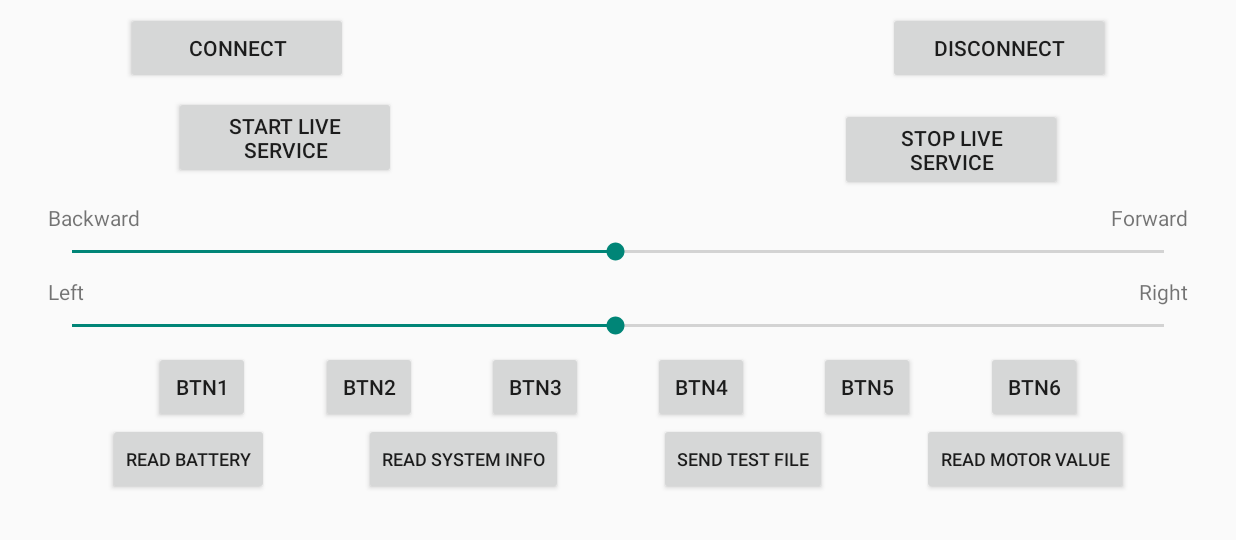
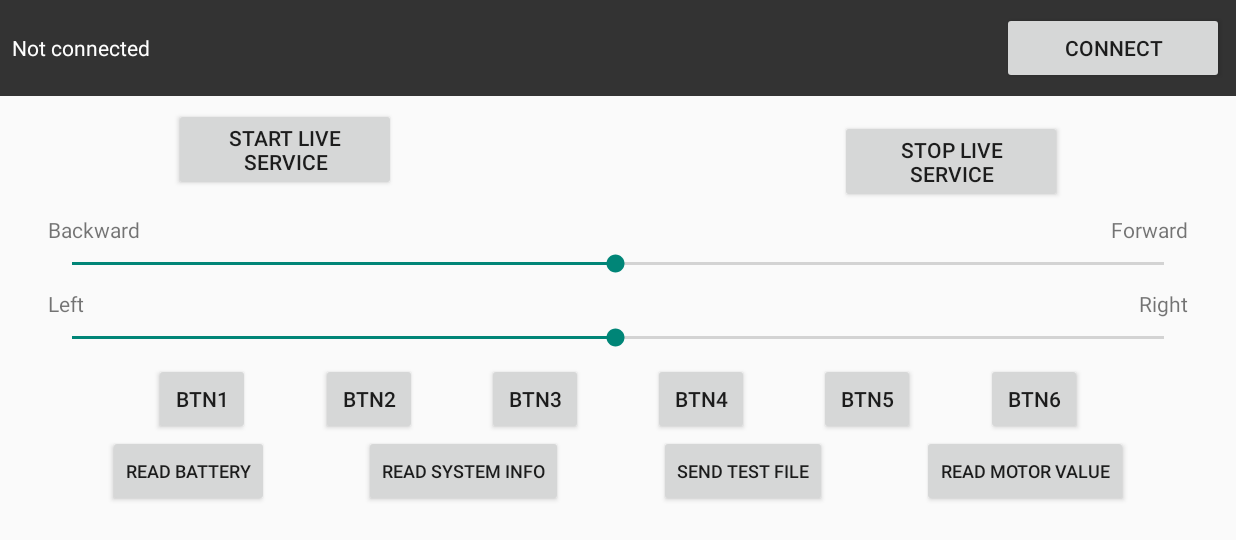
Before and after one commit to RevolutionRobotics/RevolutionRoboticsBluetoothAndroid, an Android app: the screen it shows after launch (ExampleActivity), on a phone screen of 824 x 412 dp (held sideways). Shown: the top 540 px of the screen. Run offline under Robolectric (Android 15) with nearby library versions, the phone set to English and light mode, and no system bars.

Commit message:
Created connect dialog for test app

```diff
--- a/app/build.gradle
+++ b/app/build.gradle
@@ -25,6 +25,7 @@ dependencies {
     implementation"org.jetbrains.kotlin:kotlin-stdlib-jdk7:$kotlin_version"
     implementation "androidx.constraintlayout:constraintlayout:1.1.3"
     implementation "androidx.appcompat:appcompat:1.1.0"
+    implementation 'com.android.support:recyclerview-v7:28.0.0'
     implementation "androidx.core:core-ktx:1.1.0"
     testImplementation 'junit:junit:4.12'
     androidTestImplementation 'androidx.test:runner:1.1.1'
--- a/app/src/main/AndroidManifest.xml
+++ b/app/src/main/AndroidManifest.xml
@@ -9,7 +9,7 @@
                  android:label="@string/app_name"
                  android:icon="@mipmap/ic_launcher"
                  android:roundIcon="@mipmap/ic_launcher_round"
-                 android:theme="@android:style/Theme.Material.Light.NoActionBar"
+                 android:theme="@style/Theme.AppCompat.Light.NoActionBar"
                  android:supportsRtl="true">
 
         <activity android:name=".ExampleActivity" android:screenOrientation="landscape">
--- a/app/src/main/java/org/revolutionrobotics/robotcontroller/bluetooth/ExampleActivity.kt
+++ b/app/src/main/java/org/revolutionrobotics/robotcontroller/bluetooth/ExampleActivity.kt
@@ -4,22 +4,28 @@ import android.annotation.SuppressLint
 import android.app.Activity
 import android.net.Uri
 import android.os.Bundle
+import android.view.View
 import android.widget.SeekBar
 import android.widget.Toast
+import androidx.appcompat.app.AppCompatActivity
 import androidx.core.net.toUri
 import com.revolution.robotics.core.utils.dynamicPermissions.DynamicPermissionHandler
 import com.revolution.robotics.core.utils.dynamicPermissions.DynamicPermissionListener
 import kotlinx.android.synthetic.main.acrtivity_example.*
+import org.revolutionrobotics.bluetooth.android.communication.RoboticsConnectionStatusListener
 import org.revolutionrobotics.bluetooth.android.communication.RoboticsDeviceConnector
 import org.revolutionrobotics.bluetooth.android.discover.RoboticsDeviceDiscoverer
+import org.revolutionrobotics.bluetooth.android.domain.Device
 import org.revolutionrobotics.bluetooth.android.service.RoboticsMotorService
+import org.revolutionrobotics.robotcontroller.bluetooth.connect.ConnectDialog
 import java.io.File
 import java.nio.charset.Charset
 
-class ExampleActivity : Activity(), DynamicPermissionListener {
+class ExampleActivity : AppCompatActivity(), DynamicPermissionListener,
+    RoboticsConnectionStatusListener {
 
-    private val deviceDiscoverer = RoboticsDeviceDiscoverer()
-    private val deviceConnector = RoboticsDeviceConnector()
+    val deviceConnector = RoboticsDeviceConnector()
+
     private val permissionRequest = DynamicPermissionHandler.PermissionRequest(
         DynamicPermissionHandler(),
         mutableListOf(android.Manifest.permission.ACCESS_FINE_LOCATION)
@@ -33,6 +39,12 @@ class ExampleActivity : Activity(), DynamicPermissionListener {
         permissionRequest.listener(this)
         permissionRequest.request(this)
         isConnected = false
+        deviceConnector.registerConnectionListener(this)
+    }
+
+    override fun onDestroy() {
+        super.onDestroy()
+        deviceConnector.unregisterConnectionListener(this)
     }
 
     override fun onAllPermissionsGranted() {
@@ -49,25 +61,9 @@ class ExampleActivity : Activity(), DynamicPermissionListener {
     @SuppressLint("MissingPermission")
     private fun setupConnectionButtons() {
         btn_connect.setOnClickListener {
-            deviceDiscoverer.discoverRobots(this) { devices ->
-                if (devices.isNotEmpty()) {
-                    deviceDiscoverer.stopDiscovering()
-                    Toast.makeText(this, "Connecting", Toast.LENGTH_LONG).show()
-                    deviceConnector.connect(this, devices.first(), onConnected = {
-                        isConnected = true
-                        Toast.makeText(this, "Connected", Toast.LENGTH_LONG).show()
-                    }, onDisconnected = {
-                        isConnected = false
-                        Toast.makeText(this, "Disconnected", Toast.LENGTH_LONG).show()
-                    }, onError = {
-                        isConnected = false
-                        Toast.makeText(this, "Connection error: ${it.message}", Toast.LENGTH_LONG).show()
-                    })
-                }
-            }
+            ConnectDialog().show(supportFragmentManager, "connect")
         }
         btn_disconnect.setOnClickListener {
-            deviceDiscoverer.stopDiscovering()
             deviceConnector.disconnect()
         }
 
@@ -186,7 +182,6 @@ class ExampleActivity : Activity(), DynamicPermissionListener {
     override fun onStop() {
         super.onStop()
         isConnected = false
-        deviceDiscoverer.stopDiscovering()
         deviceConnector.disconnect()
     }
 
@@ -203,4 +198,18 @@ class ExampleActivity : Activity(), DynamicPermissionListener {
         }
         writeText(assets.open("led_test.py").readBytes().toString(Charset.forName("UTF-8")))
     }.toUri()
+
+    override fun onConnectionStateChanged(connected: Boolean, serviceDiscovered: Boolean) {
+
+        isConnected = connected && serviceDiscovered
+        if (isConnected) {
+            connection_status_text.text = "Connected"
+            btn_connect.visibility = View.GONE
+            btn_disconnect.visibility = View.VISIBLE
+        } else {
+            connection_status_text.text = "Not connected"
+            btn_connect.visibility = View.VISIBLE
+            btn_disconnect.visibility = View.GONE
+        }
+    }
 }
--- a/app/src/main/res/layout/acrtivity_example.xml
+++ b/app/src/main/res/layout/acrtivity_example.xml
@@ -2,227 +2,241 @@
 <androidx.constraintlayout.widget.ConstraintLayout xmlns:android="http://schemas.android.com/apk/res/android"
         xmlns:app="http://schemas.android.com/apk/res-auto"
         xmlns:tools="http://schemas.android.com/tools"
-                                                   tools:ignore="HardcodedText"
         android:layout_width="match_parent"
-                                                   android:layout_height="match_parent">
+        android:layout_height="match_parent"
+        tools:ignore="HardcodedText">
+
+    <LinearLayout
+            android:id="@+id/connection_status"
+            app:layout_constraintStart_toStartOf="parent"
+            app:layout_constraintTop_toTopOf="parent"
+            app:layout_constraintEnd_toEndOf="parent"
+            android:layout_width="0dp"
+            android:layout_height="wrap_content"
+            android:background="#333"
+            android:padding="8dp">
+
+        <TextView
+                android:id="@+id/connection_status_text"
+                android:layout_width="0dp"
+                android:layout_height="wrap_content"
+                android:layout_weight="1"
+                android:text="Not connected"
+                android:textColor="#fff"/>
 
         <Button
                 android:id="@+id/btn_connect"
-            android:layout_width="148dp" android:layout_height="wrap_content"
-            app:layout_constraintStart_toStartOf="parent"
-            app:layout_constraintTop_toTopOf="parent"
-            android:layout_marginStart="84dp"
-            android:layout_marginTop="8dp"
-            android:text="Connect"/>
+                android:layout_width="148dp"
+                android:layout_height="wrap_content"
+                android:text="Connect" />
 
         <Button
                 android:id="@+id/btn_disconnect"
-            android:layout_width="148dp" android:layout_height="wrap_content"
-            app:layout_constraintEnd_toEndOf="parent"
-            app:layout_constraintTop_toTopOf="parent"
-            android:layout_marginEnd="84dp"
-            android:layout_marginTop="8dp"
+                android:layout_width="148dp"
+                android:layout_height="wrap_content"
                 android:text="Disconnect"/>
+    </LinearLayout>
+
 
     <Button
             android:id="@+id/btn_start_live_service"
             android:layout_width="148dp"
             android:layout_height="wrap_content"
-            app:layout_constraintStart_toStartOf="parent"
-            app:layout_constraintTop_toBottomOf="@id/btn_connect"
             android:layout_marginStart="116dp"
             android:layout_marginTop="8dp"
-            android:text="Start live service"/>
+            android:text="Start live service"
+            app:layout_constraintStart_toStartOf="parent"
+            app:layout_constraintTop_toBottomOf="@id/connection_status" />
 
     <Button
             android:id="@+id/btn_stop_live_service"
             android:layout_width="148dp"
             android:layout_height="wrap_content"
+            android:layout_marginTop="16dp"
             android:layout_marginEnd="116dp"
-            android:layout_marginTop="16dp"
+            android:text="Stop live service"
             app:layout_constraintEnd_toEndOf="parent"
-            app:layout_constraintTop_toBottomOf="@id/btn_disconnect"
-            android:text="Stop live service"/>
+            app:layout_constraintTop_toBottomOf="@id/connection_status" />
 
     <TextView
             android:id="@+id/txt_backward"
             android:layout_width="wrap_content"
             android:layout_height="wrap_content"
+            android:layout_marginStart="32dp"
+            android:layout_marginTop="8dp"
+            android:text="Backward"
             app:layout_constraintStart_toStartOf="parent"
-            app:layout_constraintTop_toBottomOf="@id/btn_stop_live_service"
-            android:layout_marginStart="32dp"
-            android:text="Backward"
-            android:layout_marginTop="8dp"/>
+            app:layout_constraintTop_toBottomOf="@id/btn_stop_live_service" />
 
     <TextView
             android:id="@+id/txt_forward"
             android:layout_width="wrap_content"
             android:layout_height="wrap_content"
-            app:layout_constraintEnd_toEndOf="parent"
-            app:layout_constraintTop_toBottomOf="@id/btn_stop_live_service"
+            android:layout_marginTop="8dp"
             android:layout_marginEnd="32dp"
             android:text="Forward"
-            android:layout_marginTop="8dp"/>
+            app:layout_constraintEnd_toEndOf="parent"
+            app:layout_constraintTop_toBottomOf="@id/btn_stop_live_service" />
 
     <SeekBar
             android:id="@+id/seekbar_forward"
             android:layout_width="0dp"
             android:layout_height="wrap_content"
-            app:layout_constraintTop_toBottomOf="@id/txt_backward"
             android:layout_marginTop="4dp"
             android:max="255"
             android:progress="127"
+            app:layout_constraintEnd_toEndOf="@id/txt_forward"
             app:layout_constraintStart_toStartOf="@id/txt_backward"
-            app:layout_constraintEnd_toEndOf="@id/txt_forward"/>
+            app:layout_constraintTop_toBottomOf="@id/txt_backward" />
 
     <TextView
             android:id="@+id/txt_left"
             android:layout_width="wrap_content"
             android:layout_height="wrap_content"
+            android:layout_marginStart="32dp"
+            android:layout_marginTop="8dp"
+            android:text="Left"
             app:layout_constraintStart_toStartOf="parent"
-            app:layout_constraintTop_toBottomOf="@id/seekbar_forward"
-            android:layout_marginStart="32dp"
-            android:text="Left"
-            android:layout_marginTop="8dp"/>
+            app:layout_constraintTop_toBottomOf="@id/seekbar_forward" />
 
     <TextView
             android:id="@+id/txt_right"
             android:layout_width="wrap_content"
             android:layout_height="wrap_content"
-            app:layout_constraintEnd_toEndOf="parent"
-            app:layout_constraintTop_toBottomOf="@id/seekbar_forward"
+            android:layout_marginTop="8dp"
             android:layout_marginEnd="32dp"
             android:text="Right"
-            android:layout_marginTop="8dp"/>
+            app:layout_constraintEnd_toEndOf="parent"
+            app:layout_constraintTop_toBottomOf="@id/seekbar_forward" />
 
     <SeekBar
             android:id="@+id/seekbar_right"
             android:layout_width="0dp"
             android:layout_height="wrap_content"
-            app:layout_constraintTop_toBottomOf="@id/txt_left"
             android:layout_marginTop="4dp"
             android:max="255"
             android:progress="127"
+            app:layout_constraintEnd_toEndOf="@id/txt_right"
             app:layout_constraintStart_toStartOf="@id/txt_left"
-            app:layout_constraintEnd_toEndOf="@id/txt_right"/>
+            app:layout_constraintTop_toBottomOf="@id/txt_left" />
 
     <Button
             android:id="@+id/btn_1"
             android:layout_width="64dp"
             android:layout_height="wrap_content"
+            android:layout_marginStart="56dp"
+            android:layout_marginTop="8dp"
+            android:text="BTN1"
+            app:layout_constraintEnd_toStartOf="@id/btn_2"
+            app:layout_constraintHorizontal_chainStyle="spread"
             app:layout_constraintStart_toStartOf="parent"
-            app:layout_constraintTop_toBottomOf="@id/seekbar_right"
-            app:layout_constraintEnd_toStartOf="@id/btn_2"
-            android:layout_marginTop="8dp"
-            app:layout_constraintHorizontal_chainStyle="spread"
-            android:text="BTN1"
-            android:layout_marginStart="56dp"/>
+            app:layout_constraintTop_toBottomOf="@id/seekbar_right" />
 
     <Button
             android:id="@+id/btn_2"
             android:layout_width="64dp"
             android:layout_height="wrap_content"
+            android:layout_marginTop="8dp"
+            android:text="BTN2"
+            app:layout_constraintEnd_toStartOf="@id/btn_3"
+            app:layout_constraintHorizontal_chainStyle="spread"
             app:layout_constraintStart_toEndOf="@id/btn_1"
-            app:layout_constraintTop_toBottomOf="@id/seekbar_right"
-            app:layout_constraintHorizontal_chainStyle="spread"
-            android:text="BTN2"
-            android:layout_marginTop="8dp"
-            app:layout_constraintEnd_toStartOf="@id/btn_3"/>
+            app:layout_constraintTop_toBottomOf="@id/seekbar_right" />
 
     <Button
             android:id="@+id/btn_3"
             android:layout_width="64dp"
             android:layout_height="wrap_content"
+            android:layout_marginTop="8dp"
+            android:text="BTN3"
+            app:layout_constraintEnd_toStartOf="@id/btn_4"
+            app:layout_constraintHorizontal_chainStyle="spread"
             app:layout_constraintStart_toEndOf="@id/btn_2"
-            app:layout_constraintTop_toBottomOf="@id/seekbar_right"
-            app:layout_constraintHorizontal_chainStyle="spread"
-            android:text="BTN3"
-            android:layout_marginTop="8dp"
-            app:layout_constraintEnd_toStartOf="@id/btn_4"/>
+            app:layout_constraintTop_toBottomOf="@id/seekbar_right" />
 
     <Button
             android:id="@+id/btn_4"
             android:layout_width="64dp"
             android:layout_height="wrap_content"
+            android:layout_marginTop="8dp"
+            android:text="BTN4"
+            app:layout_constraintEnd_toStartOf="@id/btn_5"
+            app:layout_constraintHorizontal_chainStyle="spread"
             app:layout_constraintStart_toEndOf="@id/btn_3"
-            app:layout_constraintTop_toBottomOf="@id/seekbar_right"
-            app:layout_constraintHorizontal_chainStyle="spread"
-            android:text="BTN4"
-            android:layout_marginTop="8dp"
-            app:layout_constraintEnd_toStartOf="@id/btn_5"/>
+            app:layout_constraintTop_toBottomOf="@id/seekbar_right" />
 
     <Button
             android:id="@+id/btn_5"
             android:layout_width="64dp"
             android:layout_height="wrap_content"
+            android:layout_marginTop="8dp"
+            android:text="BTN5"
+            app:layout_constraintEnd_toStartOf="@id/btn_6"
+            app:layout_constraintHorizontal_chainStyle="spread"
             app:layout_constraintStart_toEndOf="@id/btn_4"
-            app:layout_constraintTop_toBottomOf="@id/seekbar_right"
-            app:layout_constraintHorizontal_chainStyle="spread"
-            android:text="BTN5"
-            android:layout_marginTop="8dp"
-            app:layout_constraintEnd_toStartOf="@id/btn_6"/>
+            app:layout_constraintTop_toBottomOf="@id/seekbar_right" />
 
     <Button
             android:id="@+id/btn_6"
             android:layout_width="64dp"
             android:layout_height="wrap_content"
-            app:layout_constraintStart_toEndOf="@id/btn_5"
-            app:layout_constraintTop_toBottomOf="@id/seekbar_right"
+            android:layout_marginTop="8dp"
             android:layout_marginEnd="56dp"
             android:text="BTN6"
-            android:layout_marginTop="8dp"
+            app:layout_constraintEnd_toEndOf="parent"
             app:layout_constraintHorizontal_chainStyle="spread"
-            app:layout_constraintEnd_toEndOf="parent"/>
+            app:layout_constraintStart_toEndOf="@id/btn_5"
+            app:layout_constraintTop_toBottomOf="@id/seekbar_right" />
 
 
     <Button
             android:id="@+id/btn_read_battery"
             android:layout_width="wrap_content"
             android:layout_height="wrap_content"
+            android:layout_marginStart="16dp"
             android:layout_marginEnd="8dp"
+            android:text="Read battery"
             android:textSize="12sp"
-            app:layout_constraintStart_toStartOf="parent"
-            app:layout_constraintTop_toBottomOf="@id/btn_1"
             app:layout_constraintEnd_toStartOf="@id/btn_read_system_info"
             app:layout_constraintHorizontal_chainStyle="spread"
-            android:text="Read battery"
-            android:layout_marginStart="16dp"/>
+            app:layout_constraintStart_toStartOf="parent"
+            app:layout_constraintTop_toBottomOf="@id/btn_1" />
 
     <Button
             android:id="@+id/btn_read_system_info"
             android:layout_width="wrap_content"
             android:layout_height="wrap_content"
+            android:layout_marginEnd="8dp"
+            android:text="Read system info"
+            android:textSize="12sp"
+            app:layout_constraintEnd_toStartOf="@id/btn_send_test_file"
+            app:layout_constraintHorizontal_chainStyle="spread"
             app:layout_constraintStart_toEndOf="@id/btn_read_battery"
-            app:layout_constraintTop_toBottomOf="@id/btn_1"
-            app:layout_constraintHorizontal_chainStyle="spread"
-            android:textSize="12sp"
-            android:text="Read system info"
-            android:layout_marginEnd="8dp"
-            app:layout_constraintEnd_toStartOf="@id/btn_send_test_file"/>
+            app:layout_constraintTop_toBottomOf="@id/btn_1" />
 
     <Button
             android:id="@+id/btn_send_test_file"
             android:layout_width="wrap_content"
             android:layout_height="wrap_content"
+            android:layout_marginEnd="8dp"
+            android:text="Send test file"
+            android:textSize="12sp"
+            app:layout_constraintEnd_toStartOf="@id/btn_read_motor_value"
+            app:layout_constraintHorizontal_chainStyle="spread"
             app:layout_constraintStart_toEndOf="@id/btn_read_system_info"
-            app:layout_constraintTop_toBottomOf="@id/btn_1"
-            app:layout_constraintHorizontal_chainStyle="spread"
-            android:textSize="12sp"
-            android:text="Send test file"
-            android:layout_marginEnd="8dp"
-            app:layout_constraintEnd_toStartOf="@id/btn_read_motor_value"/>
+            app:layout_constraintTop_toBottomOf="@id/btn_1" />
 
     <Button
             android:id="@+id/btn_read_motor_value"
             android:layout_width="wrap_content"
             android:layout_height="wrap_content"
-            app:layout_constraintStart_toEndOf="@id/btn_send_test_file"
-            app:layout_constraintTop_toBottomOf="@id/btn_1"
-            android:textSize="12sp"
             android:layout_marginEnd="16dp"
             android:text="Read motor value"
+            android:textSize="12sp"
+            app:layout_constraintEnd_toEndOf="parent"
             app:layout_constraintHorizontal_chainStyle="spread"
-            app:layout_constraintEnd_toEndOf="parent"/>
+            app:layout_constraintStart_toEndOf="@id/btn_send_test_file"
+            app:layout_constraintTop_toBottomOf="@id/btn_1" />
 
 
 </androidx.constraintlayout.widget.ConstraintLayout>
```
Also changed, not shown: app/src/main/java/org/revolutionrobotics/robotcontroller/bluetooth/connect/ConnectDialog.kt (added, +68 -0 lines), app/src/main/java/org/revolutionrobotics/robotcontroller/bluetooth/connect/RobotListAdapter.kt (added, +67 -0 lines), app/src/main/res/layout/dialog_connect.xml (added, +24 -0 lines), app/src/main/res/layout/item_robot.xml (added, +19 -0 lines). Lines whose indentation alone changed are shown as unchanged.
